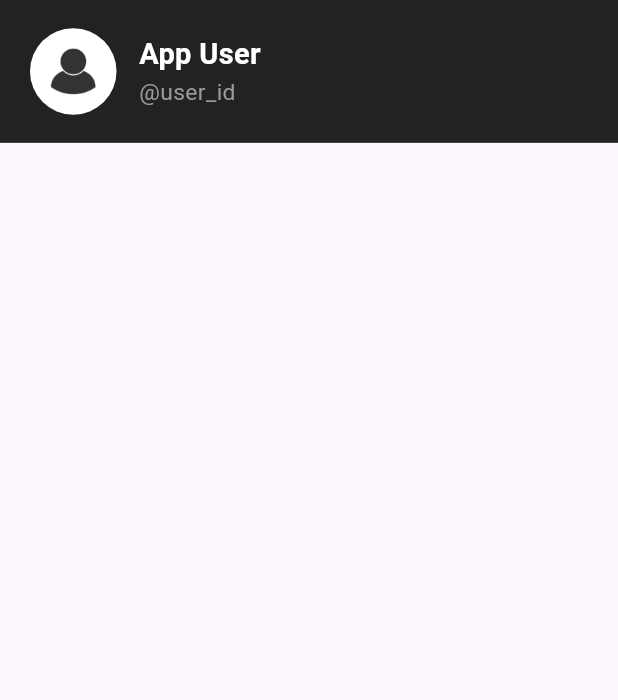
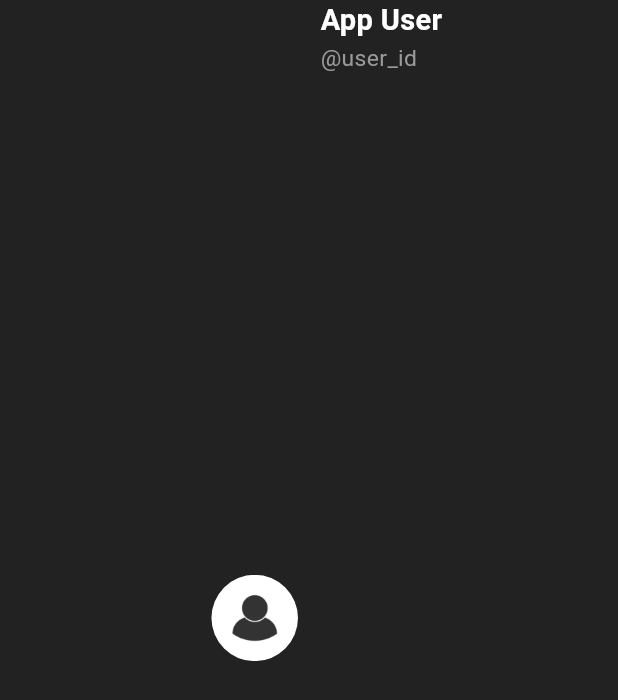
Before and after one commit to Pinnacle01/pinnacle, a Flutter app: the UserProfileCard widget shown alone on an empty page, opened directly, on a phone screen of 412 x 824 dp. Shown: the top 700 px of the screen. Run offline on Flutter 3.47's test engine with Material 3 defaults, Android fonts, the phone set to English and light mode, and no system bars; our stand-ins replace go_router, sizer.

Commit message:
Add group admission request text and integrate GroupRequestCard in demo

```diff
--- a/lib/framework/constants/strings.dart
+++ b/lib/framework/constants/strings.dart
@@ -16,6 +16,7 @@ class GeneralString {
   static String get awardTitle => 'Intel Expectional Award';
   static String get awardCaption =>
       'For your Expectional work in driving the team to success in 2020';
+  static String get grouprequestcard => 'Group Admission Request';
 }
 
 class TempStrings {
--- a/lib/framework/widgets/user_profile/user_profile_card.dart
+++ b/lib/framework/widgets/user_profile/user_profile_card.dart
@@ -19,8 +19,8 @@ class UserProfileCard extends StatelessWidget {
   @override
   Widget build(BuildContext context) {
     return Container(
-      height: WidgetsSizes.profileTabHeight.sp,
-      padding: EdgeInsets.only(left: Sizes.size20),
+      // height: WidgetsSizes.profileTabHeight.sp,
+      padding: EdgeInsets.only(left: Sizes.size20.sp),
       decoration: BoxDecoration(
         color: CustomColors.mainBackgroundColor,
       ),
@@ -33,10 +33,9 @@ class UserProfileCard extends StatelessWidget {
             backgroundColor: Colors.transparent,
           ),
           SizedBox(width: Sizes.size15),
-          Expanded(
-            child: Column(
+          Column(
             crossAxisAlignment: CrossAxisAlignment.start,
-              mainAxisAlignment: MainAxisAlignment.center,
+            mainAxisAlignment: MainAxisAlignment.start,
             children: [
               TextWidget(
                 text: userName,
@@ -51,7 +50,6 @@ class UserProfileCard extends StatelessWidget {
               ),
             ],
           ),
-          ),
         ],
       ),
     );
--- a/lib/framework/widgets/user_widgets.dart
+++ b/lib/framework/widgets/user_widgets.dart
@@ -68,7 +68,7 @@ class UserWidgets {
       String? usermessage,
       required DateTime userTime}) {
     return Container(
-      height: WidgetsSizes.chatTabHeight,
+      height: WidgetsSizes.chatTabHeight.sp,
       padding: EdgeInsets.symmetric(horizontal: Sizes.size20),
       decoration: BoxDecoration(
         color: CustomColors.mainBackgroundColor,
```
Also changed, not shown: lib/framework/widgets/common_component/group_request_card.dart (+13 -47 lines), lib/framework_demo.dart (+11 -1 lines), lib/home.dart (+10 -6 lines). Lines whose indentation alone changed are shown as unchanged.
